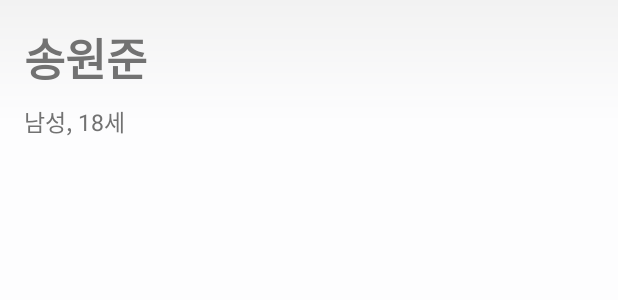
After one commit to hw-piller/piller_android, an Android app: the layout fragment_myinfo.xml on its own in the app's theme, with its tools: preview values and no code run, on a phone screen of 412 x 824 dp. The commit adds this screen. Shown: the top 300 px of the screen. Run offline under Robolectric (Android 15) with nearby library versions, the phone set to English and light mode, and no system bars.

Commit message:
Initlaize Fragments

```diff
--- /dev/null
+++ b/app/src/main/res/drawable/activity_background.xml
@@ -0,0 +1,11 @@
+<?xml version="1.0" encoding="utf-8"?>
+<shape xmlns:android="http://schemas.android.com/apk/res/android"
+    android:shape="rectangle">
+
+    <gradient
+        android:angle="270"
+        android:centerColor="#FDFDFE"
+        android:centerY="0.1"
+        android:endColor="#FDFDFE"
+        android:startColor="#F2F2F2" />
+</shape>
--- /dev/null
+++ b/app/src/main/res/layout/fragment_myinfo.xml
@@ -0,0 +1,39 @@
+<layout>
+
+    <LinearLayout xmlns:android="http://schemas.android.com/apk/res/android"
+        android:layout_width="match_parent"
+        android:layout_height="match_parent"
+        android:orientation="vertical">
+
+        <LinearLayout
+            android:layout_width="match_parent"
+            android:layout_height="match_parent"
+            android:background="@drawable/activity_background"
+            android:orientation="vertical"
+            android:padding="16dp">
+
+            <TextView
+                android:layout_width="wrap_content"
+                android:layout_height="wrap_content"
+                android:text="송원준"
+                android:textColor="@color/commonTextColor"
+                android:textSize="30sp"
+                android:textStyle="bold" />
+
+            <TextView
+                android:layout_width="wrap_content"
+                android:layout_height="wrap_content"
+                android:layout_marginTop="8dp"
+                android:text="남성, 18세"
+                android:textColor="@color/commonTextColor"
+                android:textSize="15sp" />
+
+            <android.support.v7.widget.RecyclerView
+                android:layout_marginTop="8dp"
+                android:id="@+id/myinfoRecyclerView"
+                android:layout_width="match_parent"
+                android:layout_height="match_parent" />
+        </LinearLayout>
+
+    </LinearLayout>
+</layout>
--- a/app/src/main/res/values/colors.xml
+++ b/app/src/main/res/values/colors.xml
@@ -4,5 +4,6 @@
     <color name="colorPrimaryDark">#303F9F</color>
     <color name="colorAccent">#FF4081</color>
     <color name="commonTextColor">#727272</color>
-
+    <color name="gradientLeftColor">#F25CF5</color>
+    <color name="gradientRightColor">#FF3D00</color>
 </resources>
```
Also changed, not shown: app/src/main/java/one/kafuuchino/piller/fragment/FindMedicFragment.java (added, +57 -0 lines), app/src/main/java/one/kafuuchino/piller/fragment/HomeFragment.java (added, +63 -0 lines), app/src/main/java/one/kafuuchino/piller/fragment/MyInfoFragment.java (added, +57 -0 lines), app/src/main/java/one/kafuuchino/piller/fragment/SettingsFragment.java (added, +57 -0 lines), app/src/main/res/layout/fragment_finddoc.xml (added, +14 -0 lines), app/src/main/res/layout/fragment_home.xml (added, +58 -0 lines), app/src/main/res/layout/fragment_settings.xml (added, +15 -0 lines).
